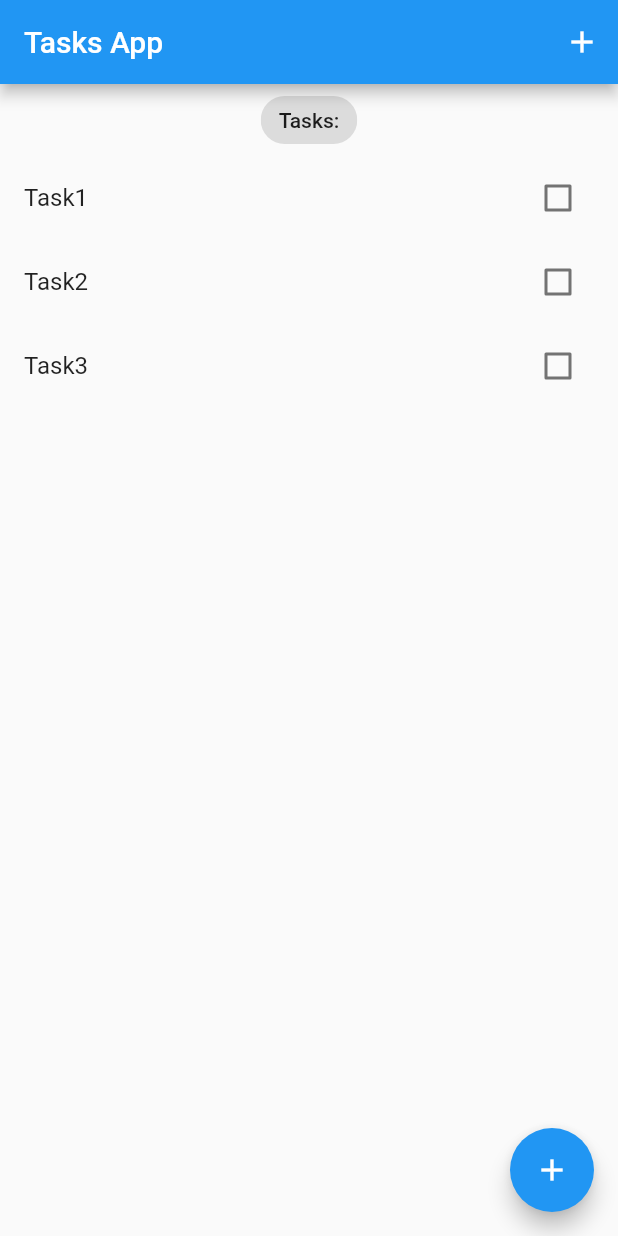
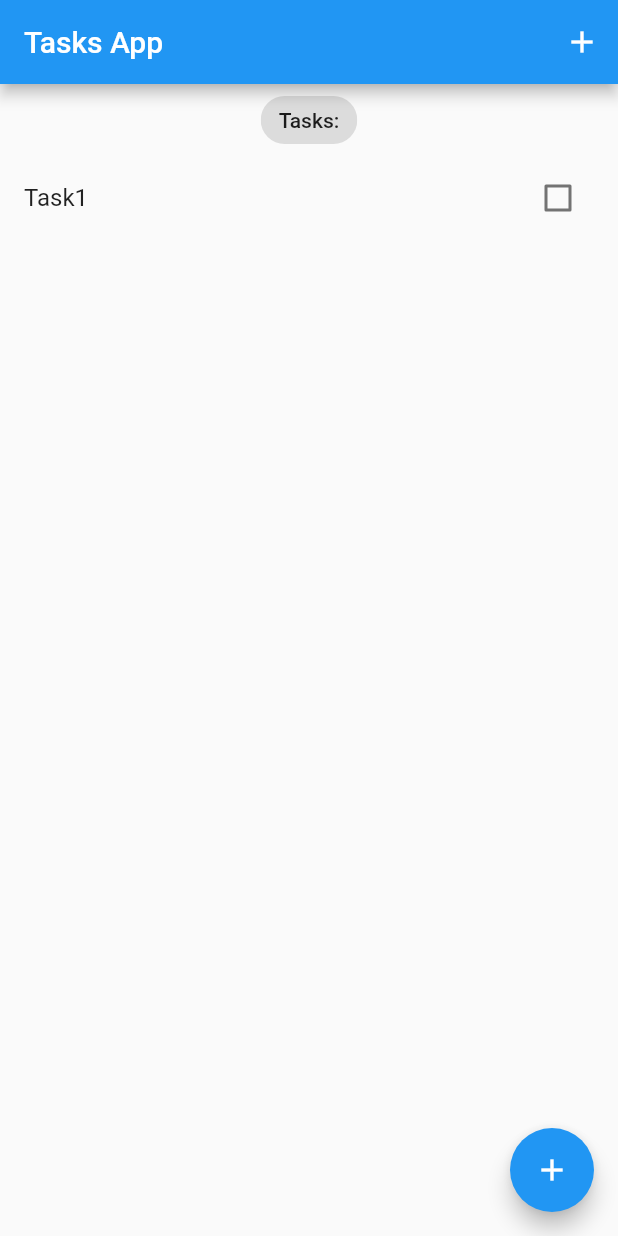
Before and after one commit to Chanuth-silva10/to-do-app-flutter, a Flutter app: the screen it shows after launch, on a phone screen of 412 x 824 dp. Run offline on Flutter 3.47's test engine with Material 2 defaults, Android fonts, the phone set to English and light mode, and no system bars; our stand-ins replace bloc, equatable, flutter_bloc.

Commit message:
Display one task section

```diff
--- a/lib/blocs/bloc_exports.dart
+++ b/lib/blocs/bloc_exports.dart
@@ -0,0 +1,2 @@
+export './bloc/tasks_bloc.dart';
+export 'package:flutter_bloc/flutter_bloc.dart';
--- a/lib/main.dart
+++ b/lib/main.dart
@@ -1,9 +1,13 @@
 import 'package:flutter/material.dart';
+import 'package:flutter_tasks_app/models/task.dart';
 
+import 'blocs/bloc_exports.dart';
 import 'screens/tasks_screen.dart';
 
 void main() {
-  runApp(const MyApp());
+  BlocOverrides.runZoned(
+    () => runApp(const MyApp()),
+  );
 }
 
 class MyApp extends StatelessWidget {
@@ -12,12 +16,18 @@ class MyApp extends StatelessWidget {
   // This widget is the root of your application.
   @override
   Widget build(BuildContext context) {
-    return MaterialApp(
-      title: 'Flutter Tasks App',
-      theme: ThemeData(
-        primarySwatch: Colors.blue,
+    return BlocProvider(
+      create: (context) => TasksBloc()
+        ..add(AddTask(
+          task: Task(title: 'Task1'),
+        )),
+      child: MaterialApp(
+        title: 'Flutter Tasks App',
+        theme: ThemeData(
+          primarySwatch: Colors.blue,
+        ),
+        home: TasksScreen(),
       ),
-      home: TasksScreen(),
     );
   }
 }
--- a/lib/screens/tasks_screen.dart
+++ b/lib/screens/tasks_screen.dart
@@ -1,19 +1,17 @@
 import 'package:flutter/material.dart';
+import 'package:flutter_tasks_app/models/task.dart';
 
-import '../models/task.dart';
+import '../blocs/bloc_exports.dart';
 import '../widgets/tasks_list.dart';
 
 class TasksScreen extends StatelessWidget {
   TasksScreen({Key? key}) : super(key: key);
 
-  List<Task> tasksList = [
-    Task(title: 'Task1'),
-    Task(title: 'Task2'),
-    Task(title: 'Task3'),
-  ];
-
   @override
   Widget build(BuildContext context) {
+    return BlocBuilder<TasksBloc, TasksState>(
+      builder: (context, state) {
+        List<Task> tasksList = state.allTasks;
         return Scaffold(
           appBar: AppBar(
             title: const Text('Tasks App'),
@@ -43,5 +41,7 @@ class TasksScreen extends StatelessWidget {
             child: const Icon(Icons.add),
           ),
         );
+      },
+    );
   }
 }
```
Lines whose indentation alone changed are shown as unchanged.
